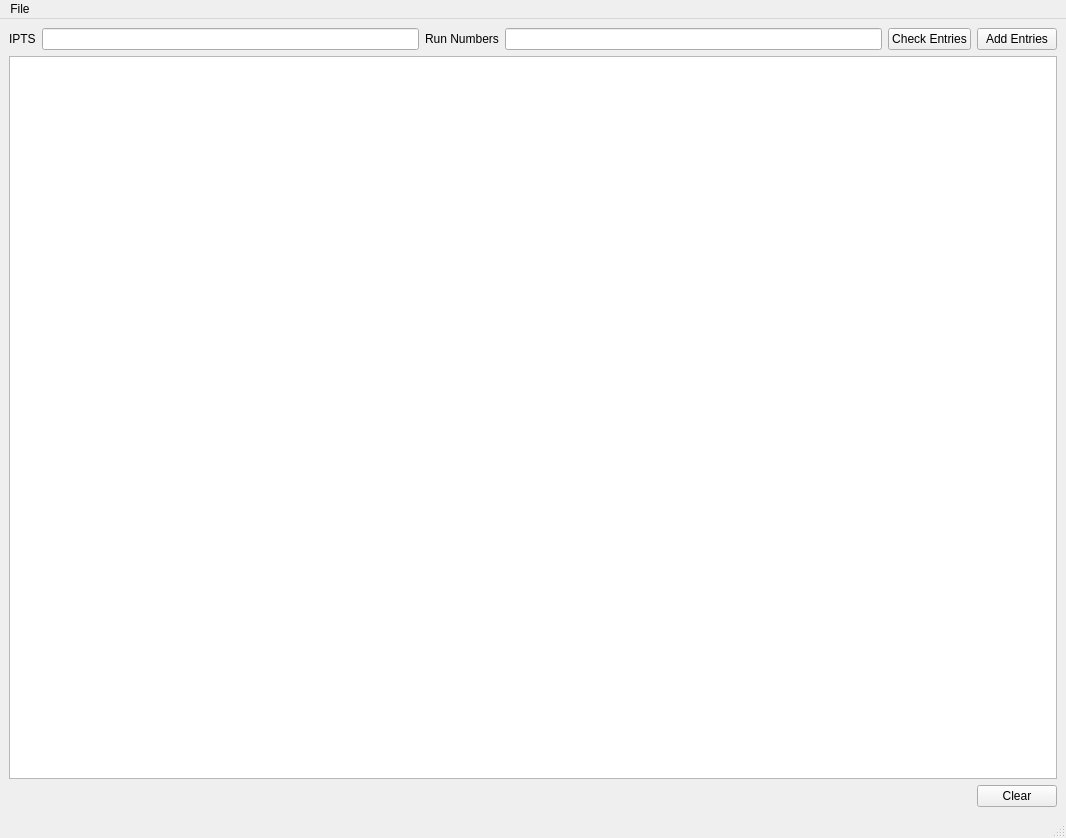
Qt form designer/ExperimentRecord.ui (neutrons/PyVDrive) before a commit.
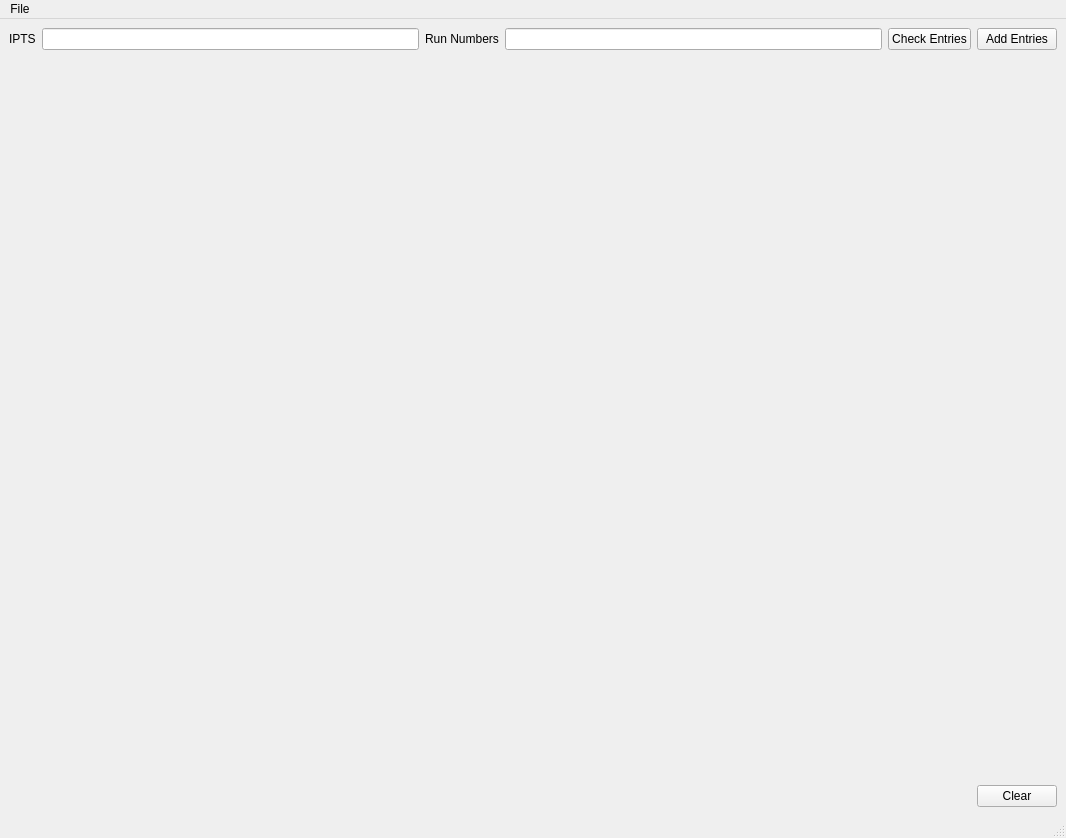
The same form after that commit. Custom widgets are drawn as their Qt base class.

What changed in the file:
```diff
--- a/designer/ExperimentRecord.ui
+++ b/designer/ExperimentRecord.ui
@@ -56,7 +56,7 @@
      </widget>
     </item>
     <item row="1" column="0" colspan="6">
-     <widget class="ExperimentRecordTable" name="tableWidget_recordsInfoTable"/>
+<widget class="QFrame" name="frame_tableWidget_recordsInfoTable"/>
     </item>
     <item row="2" column="5">
      <widget class="QPushButton" name="pushButton_clearTable">
```
